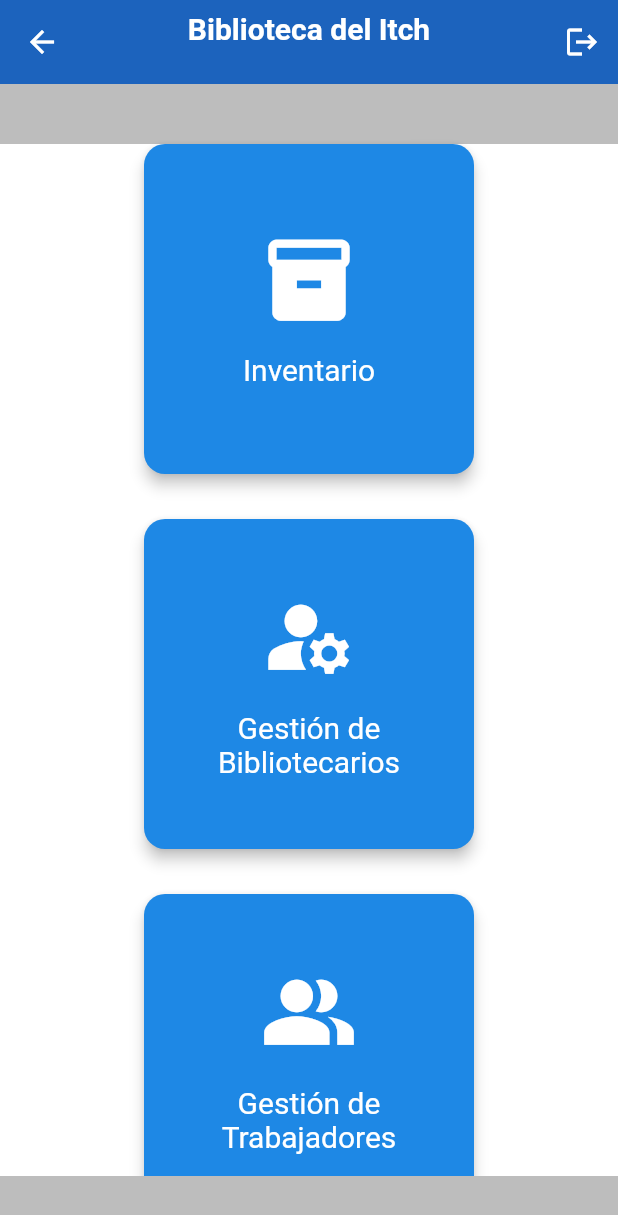
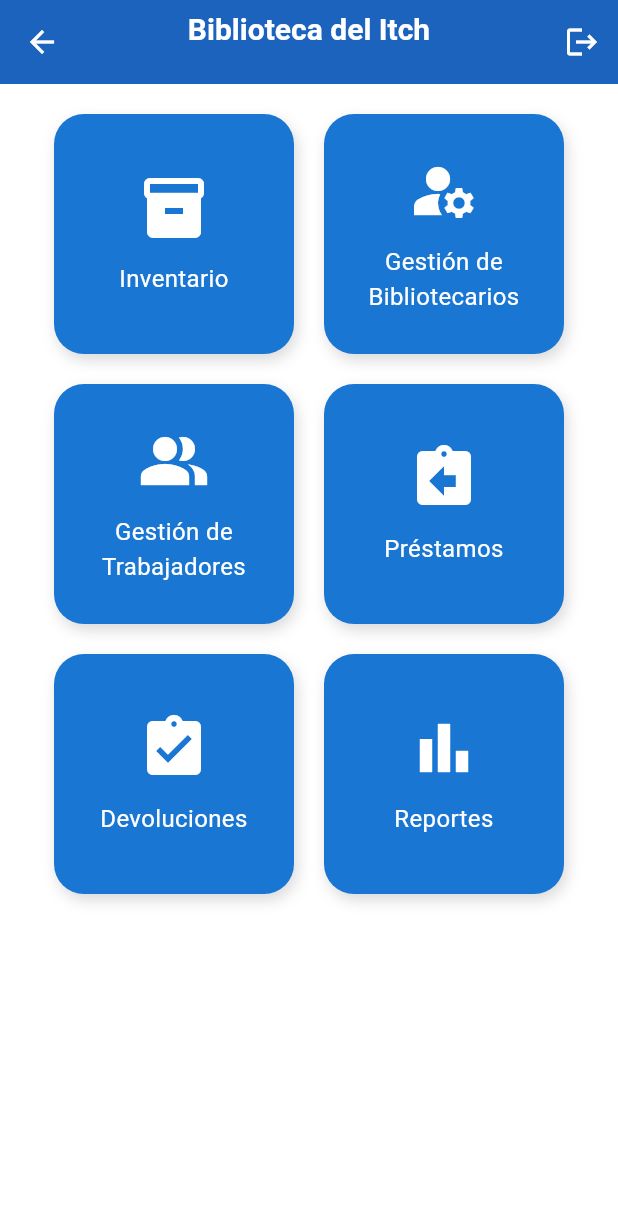
Before and after one commit to Cesar117-V/BibliotecaApp, a Flutter app: the HomePage screen opened by its route, on a phone screen of 412 x 824 dp. Shown: the top 1215 px of the screen. Run offline on Flutter 3.47's test engine with Material 3 defaults, Android fonts, the phone set to English and light mode, and no system bars; our stand-ins replace fl_chart, image_picker, sqflite, sqflite_common_ffi, sqflite_common_ffi_web; accounts and stored records are empty.

Commit message:
modificaciones en los home de cada sesion

```diff
--- a/lib/modelo/database/dao.dart
+++ b/lib/modelo/database/dao.dart
@@ -9,6 +9,7 @@ import 'package:sqflite/sqflite.dart';
 import 'package:biblioteca_app/modelo/devolucion.dart';
 import 'package:biblioteca_app/modelo/detalleprestamo.dart';
 import 'package:flutter/foundation.dart';
+
 
 class Dao {
   static Database? _database;
--- a/lib/vistas/temas/home_page.dart
+++ b/lib/vistas/temas/home_page.dart
@@ -36,8 +36,7 @@ class HomePage extends StatelessWidget {
                 context: context,
                 builder: (context) => AlertDialog(
                   title: const Text('¿Cerrar sesión?'),
-                  content:
-                      const Text('¿Estás seguro de que quieres cerrar sesión?'),
+                  content: const Text('¿Estás seguro de que quieres cerrar sesión?'),
                   actions: [
                     TextButton(
                       onPressed: () => Navigator.pop(context, false),
@@ -57,64 +56,56 @@ class HomePage extends StatelessWidget {
           ),
         ],
       ),
-      body: Column(
-        children: [
-          Container(height: 40, color: Colors.grey.shade400), // Borde superior
-          Expanded(
+      body: SingleChildScrollView(
+        padding: const EdgeInsets.symmetric(vertical: 20, horizontal: 16),
         child: Center(
           child: Wrap(
-                spacing: 30,
-                runSpacing: 30,
+            spacing: 20,
+            runSpacing: 20,
             alignment: WrapAlignment.center,
             children: [
-                  _crearBoton(context, "Inventario", Icons.inventory,
-                      const InventarioScreen()),
-                  _crearBoton(
-                      context,
-                      "Gestión de Bibliotecarios",
-                      Icons.manage_accounts,
-                      const GestionBibliotecariosScreen()),
-                  _crearBoton(context, "Gestión de Trabajadores",
-                      Icons.people_alt, const GestionTrabajadoresScreen()),
-                  _crearBoton(context, "Préstamos", Icons.assignment_return,
-                      const PrestamosTabScreen()),
-                  _crearBoton(context, "Devoluciones",
-                      Icons.assignment_turned_in, const EdicionDevolucion()),
-                  _crearBoton(context, "Reportes", Icons.bar_chart,
-                      const ReportesTab()),
+              _crearBoton(context, "Inventario", Icons.inventory, const InventarioScreen()),
+              _crearBoton(context, "Gestión de Bibliotecarios", Icons.manage_accounts, const GestionBibliotecariosScreen()),
+              _crearBoton(context, "Gestión de Trabajadores", Icons.people_alt, const GestionTrabajadoresScreen()),
+              _crearBoton(context, "Préstamos", Icons.assignment_return, const PrestamosTabScreen()),
+              _crearBoton(context, "Devoluciones", Icons.assignment_turned_in, const EdicionDevolucion()),
+              _crearBoton(context, "Reportes", Icons.bar_chart, const ReportesTab()),
             ],
           ),
         ),
       ),
-          Container(height: 40, color: Colors.grey.shade400), // Borde inferior
-        ],
-      ),
     );
   }
 
-  Widget _crearBoton(
-      BuildContext context, String titulo, IconData icono, Widget pagina) {
-    return SizedBox(
-      width: 220,
-      height: 220,
-      child: ElevatedButton(
-        style: ElevatedButton.styleFrom(
-          backgroundColor: Colors.blue.shade600,
-          shape:
-              RoundedRectangleBorder(borderRadius: BorderRadius.circular(14)),
-          elevation: 4,
-        ),
-        onPressed: () {
+  Widget _crearBoton(BuildContext context, String titulo, IconData icono, Widget pagina) {
+    return GestureDetector(
+      onTap: () {
         Navigator.push(context, MaterialPageRoute(builder: (_) => pagina));
       },
+      child: Container(
+        width: 160,
+        height: 160,
+        decoration: BoxDecoration(
+          color: Colors.blue.shade700,
+          borderRadius: BorderRadius.circular(20),
+          boxShadow: [
+            BoxShadow(
+              color: Colors.black.withOpacity(0.15),
+              blurRadius: 8,
+              offset: const Offset(2, 4),
+            ),
+          ],
+        ),
         child: Column(
           mainAxisAlignment: MainAxisAlignment.center,
           children: [
-            Icon(icono, size: 65, color: Colors.white),
-            const SizedBox(height: 16),
-            Text(titulo,
-                style: const TextStyle(fontSize: 20, color: Colors.white),
-                textAlign: TextAlign.center),
+            Icon(icono, size: 48, color: Colors.white),
+            const SizedBox(height: 12),
+            Text(
+              titulo,
+              style: const TextStyle(fontSize: 16, color: Colors.white),
+              textAlign: TextAlign.center,
+            ),
           ],
         ),
       ),
```
Also changed, not shown: lib/vistas/temas/home_bibliotecario.dart (+47 -24 lines), lib/vistas/temas/home_trabajador.dart (+27 -21 lines), pubspec.lock. Lines whose indentation alone changed are shown as unchanged.
